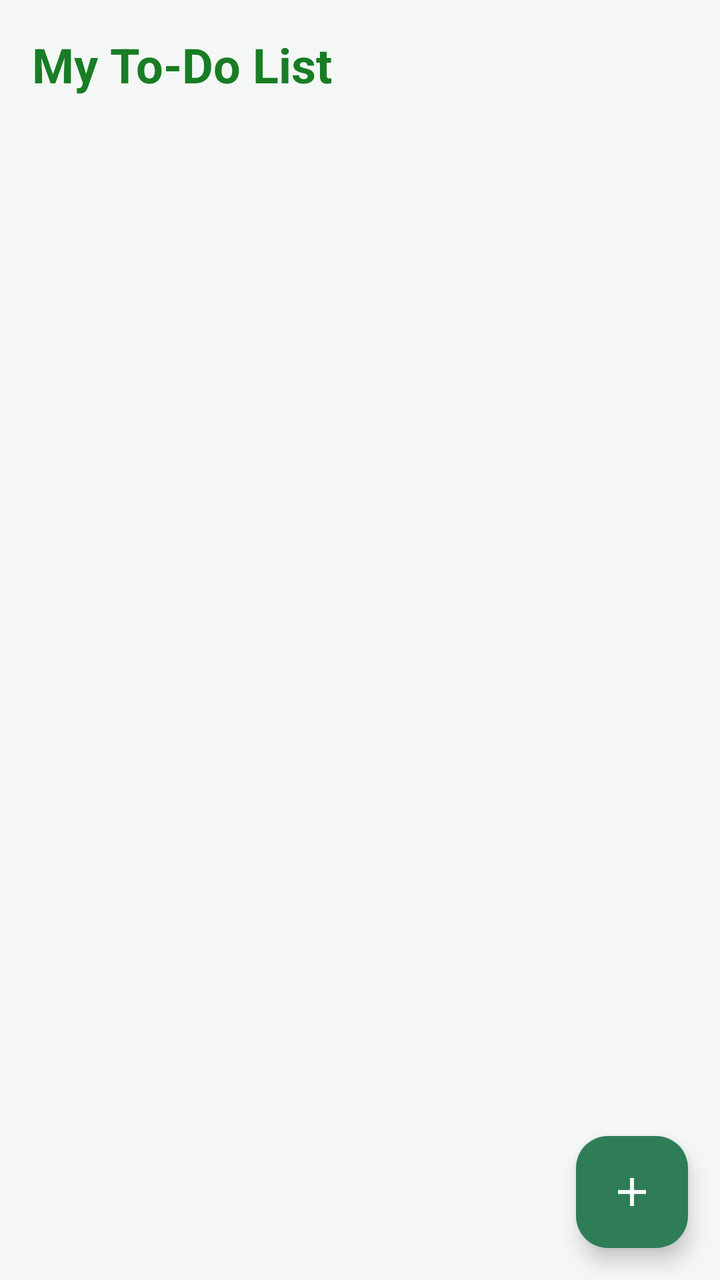
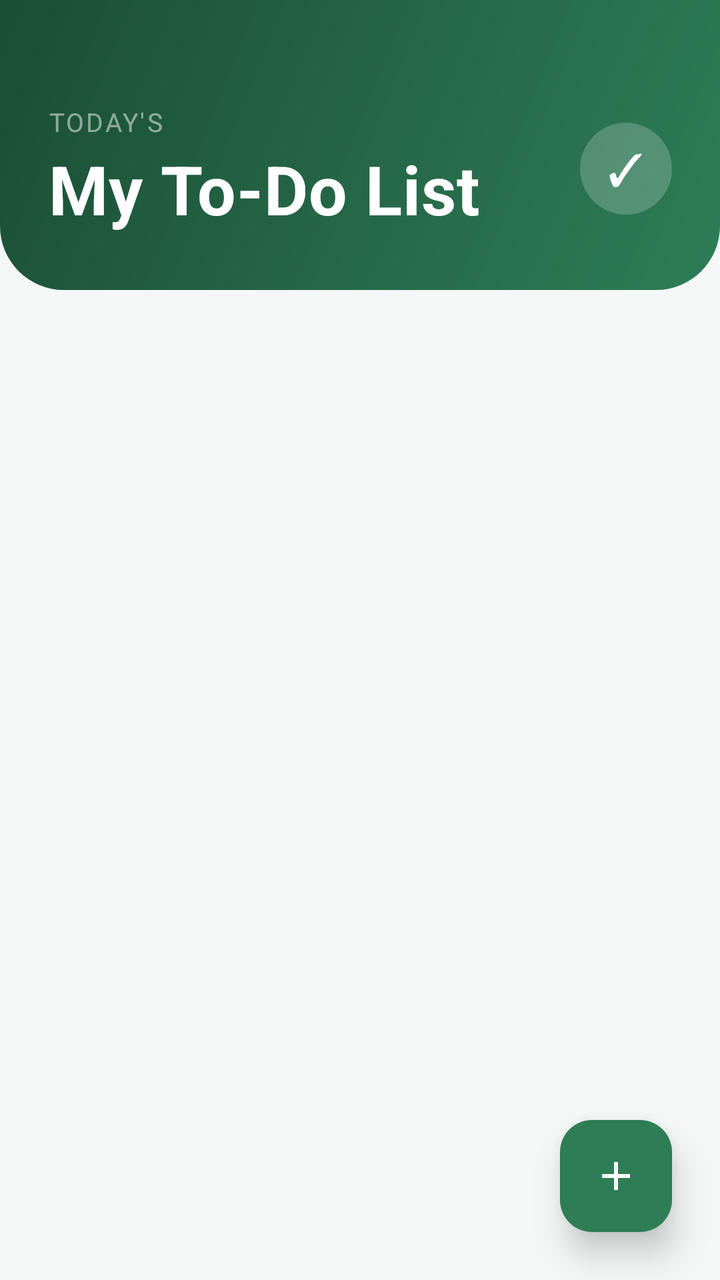

Before-and-after screenshots of an Android layout around one commit, followed by the original layout XML and the change that was made.
<!-- AndroidManifest.xml: application theme Theme.TrackIt -->
<!-- res/layout/fragment_to_do_list.xml -->
<?xml version="1.0" encoding="utf-8"?>
<androidx.coordinatorlayout.widget.CoordinatorLayout
    xmlns:android="http://schemas.android.com/apk/res/android"
    xmlns:app="http://schemas.android.com/apk/res-auto"
    android:layout_width="match_parent"
    android:layout_height="match_parent"
    android:background="@color/bg_color">

    <LinearLayout
        android:layout_width="match_parent"
        android:layout_height="match_parent"
        android:orientation="vertical"
        android:padding="16dp">

        <TextView
            android:id="@+id/tvHeader"
            android:layout_width="wrap_content"
            android:layout_height="wrap_content"
            android:text="@string/header_todo_list"
            android:textSize="24sp"
            android:textStyle="bold"
            android:layout_marginBottom="12dp"
            android:textColor="#187d24"/>

        <androidx.recyclerview.widget.RecyclerView
            android:id="@+id/rvTasks"
            android:layout_width="match_parent"
            android:layout_height="0dp"
            android:layout_weight="1"
            android:clipToPadding="false"
            android:paddingBottom="16dp"/>
    </LinearLayout>

    <com.google.android.material.floatingactionbutton.FloatingActionButton
        android:id="@+id/fabAddTask"
        android:layout_width="wrap_content"
        android:layout_height="wrap_content"
        android:contentDescription="@string/desc_add_task"
        android:src="@drawable/ic_add"
        app:backgroundTint="#2e7d57"
        app:tint="@android:color/white"
        android:layout_gravity="bottom|end"
        android:layout_margin="16dp"/>
</androidx.coordinatorlayout.widget.CoordinatorLayout>
<!-- resources referenced by this layout -->
<resources>
  <color name="bg_color">#f4f7f5</color>
  <!-- drawable ic_add (drawable) -->
  <vector xmlns:android="http://schemas.android.com/apk/res/android" android:height="24dp" android:tint="#000000" android:viewportHeight="24" android:viewportWidth="24" android:width="24dp">
        
      <path android:fillColor="@android:color/white" android:pathData="M19,13h-6v6h-2v-6H5v-2h6V5h2v6h6v2z"/>
      
  </vector>
  <string name="desc_add_task">Add Task</string>
  <string name="header_todo_list">My To-Do List</string>
  <style name="Theme.TrackIt" parent="Base.Theme.TrackIt" />
  <style name="Base.Theme.TrackIt" parent="Theme.Material3.DayNight.NoActionBar">
          
          
      </style>
</resources>

<!-- the commit's change to res/layout/fragment_to_do_list.xml (unified diff, before → after) -->
@@ -6,39 +6,103 @@
     android:layout_height="match_parent"
     android:background="@color/bg_color">
 
-    <LinearLayout
+    <com.google.android.material.appbar.AppBarLayout
+        android:layout_width="match_parent"
+        android:layout_height="wrap_content"
+        android:background="@android:color/transparent"
+        app:elevation="0dp">
+
+        <LinearLayout
+            android:layout_width="match_parent"
+            android:layout_height="wrap_content"
+            android:orientation="vertical"
+            android:paddingStart="24dp"
+            android:paddingEnd="24dp"
+            android:paddingTop="52dp"
+            android:paddingBottom="28dp"
+            android:background="@drawable/header_gradient_bg">
+
+            <LinearLayout
+                android:layout_width="match_parent"
+                android:layout_height="wrap_content"
+                android:orientation="horizontal"
+                android:gravity="center_vertical">
+
+                <LinearLayout
+                    android:layout_width="0dp"
+                    android:layout_height="wrap_content"
+                    android:layout_weight="1"
+                    android:orientation="vertical">
+
+                    <TextView
+                        android:layout_width="wrap_content"
+                        android:layout_height="wrap_content"
+                        android:text="TODAY'S"
+                        android:textSize="13sp"
+                        android:letterSpacing="0.08"
+                        android:textAllCaps="true"
+                        android:textColor="#80FFFFFF"/>
+
+                    <TextView
+                        android:id="@+id/tvHeader"
+                        android:layout_width="wrap_content"
+                        android:layout_height="wrap_content"
+                        android:text="@string/header_todo_list"
+                        android:textSize="34sp"
+                        android:textStyle="bold"
+                        android:textColor="#FFFFFF"
+                        android:letterSpacing="0.01"
+                        android:layout_marginTop="2dp"/>
+
+                </LinearLayout>
+
+
+                <FrameLayout
+                    android:layout_width="46dp"
+                    android:layout_height="46dp"
+                    android:background="@drawable/circle_white_alpha"
+                    android:gravity="center">
+
+                    <TextView
+                        android:layout_width="wrap_content"
+                        android:layout_height="wrap_content"
+                        android:layout_gravity="center"
+                        android:text="✓"
+                        android:textSize="22sp"
+                        android:textColor="#FFFFFF"/>
+
+                </FrameLayout>
+
+            </LinearLayout>
+
+        </LinearLayout>
+
+    </com.google.android.material.appbar.AppBarLayout>
+
+
+    <androidx.recyclerview.widget.RecyclerView
+        android:id="@+id/rvTasks"
         android:layout_width="match_parent"
         android:layout_height="match_parent"
-        android:orientation="vertical"
-        android:padding="16dp">
+        android:paddingStart="16dp"
+        android:paddingEnd="16dp"
+        android:paddingTop="12dp"
+        android:paddingBottom="96dp"
+        android:clipToPadding="false"
+        app:layout_behavior="@string/appbar_scrolling_view_behavior"/>
 
-        <TextView
-            android:id="@+id/tvHeader"
-            android:layout_width="wrap_content"
-            android:layout_height="wrap_content"
-            android:text="@string/header_todo_list"
-            android:textSize="24sp"
-            android:textStyle="bold"
-            android:layout_marginBottom="12dp"
-            android:textColor="#187d24"/>
-
-        <androidx.recyclerview.widget.RecyclerView
-            android:id="@+id/rvTasks"
-            android:layout_width="match_parent"
-            android:layout_height="0dp"
-            android:layout_weight="1"
-            android:clipToPadding="false"
-            android:paddingBottom="16dp"/>
-    </LinearLayout>
 
     <com.google.android.material.floatingactionbutton.FloatingActionButton
         android:id="@+id/fabAddTask"
         android:layout_width="wrap_content"
         android:layout_height="wrap_content"
+        android:layout_gravity="bottom|end"
+        android:layout_margin="24dp"
         android:contentDescription="@string/desc_add_task"
         android:src="@drawable/ic_add"
         app:backgroundTint="#2e7d57"
         app:tint="@android:color/white"
-        android:layout_gravity="bottom|end"
-        android:layout_margin="16dp"/>
+        app:elevation="10dp"
+        app:fabSize="normal"/>
+
 </androidx.coordinatorlayout.widget.CoordinatorLayout>
<!-- resource entries referenced after the edit -->
@@ -1,6 +1,25 @@
 <!-- resources referenced by this layout -->
 <resources>
   <color name="bg_color">#f4f7f5</color>
+  <!-- drawable circle_white_alpha (drawable) -->
+  <?xml version="1.0" encoding="utf-8"?>
+  <shape xmlns:android="http://schemas.android.com/apk/res/android"
+      android:shape="oval">
+      <solid android:color="#33FFFFFF"/>
+  </shape>
+  <!-- drawable header_gradient_bg (drawable) -->
+  <?xml version="1.0" encoding="utf-8"?>
+  <shape xmlns:android="http://schemas.android.com/apk/res/android">
+      <gradient
+          android:startColor="#2e7d57"
+          android:centerColor="#256647"
+          android:endColor="#1a4d35"
+          android:angle="135"
+          android:type="linear"/>
+      <corners
+          android:bottomLeftRadius="32dp"
+          android:bottomRightRadius="32dp"/>
+  </shape>
   <!-- drawable ic_add (drawable) -->
   <vector xmlns:android="http://schemas.android.com/apk/res/android" android:height="24dp" android:tint="#000000" android:viewportHeight="24" android:viewportWidth="24" android:width="24dp">
         
